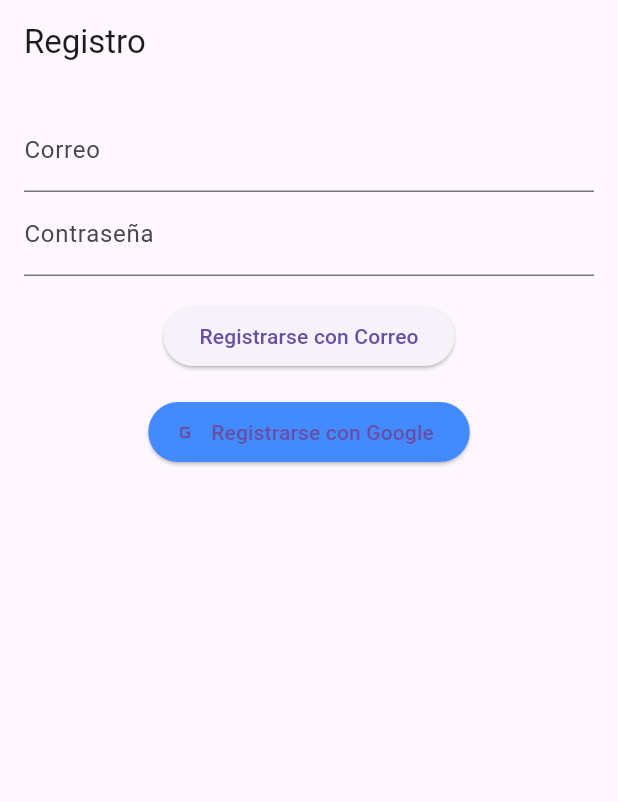
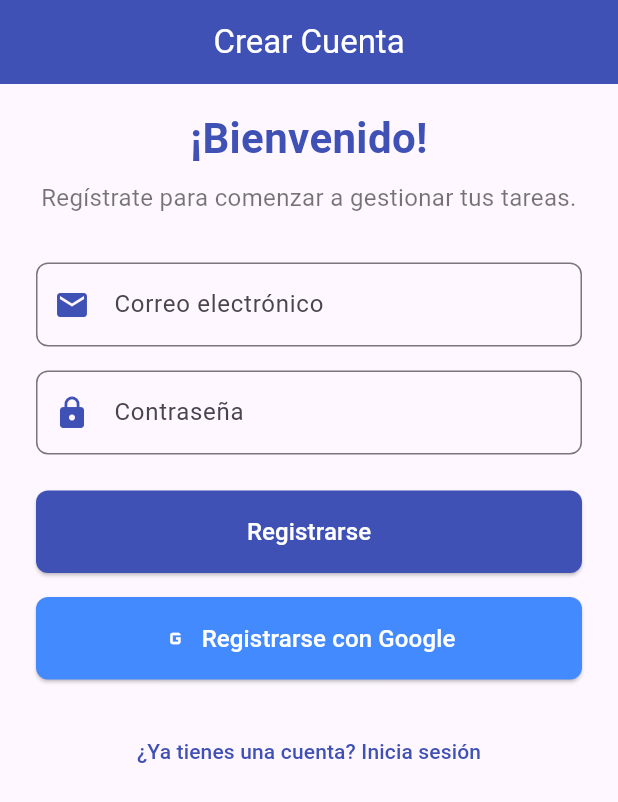
Before and after one commit to cristiandelcidd/TaskFlow, a Flutter app: the RegisterScreen screen opened by its route, on a phone screen of 412 x 824 dp. Shown: the top 802 px of the screen. Run offline on Flutter 3.47's test engine with Material 3 defaults, Android fonts, the phone set to English and light mode, and no system bars; our stand-ins replace firebase_auth, firebase_core, go_router, google_sign_in; accounts and stored records are empty.

Commit message:
feat: actualizacion de pantalla de registro

```diff
--- a/lib/screens/auth/register_screen.dart
+++ b/lib/screens/auth/register_screen.dart
@@ -15,55 +15,125 @@ class RegisterScreen extends StatelessWidget {
     TextEditingController passwordController = TextEditingController();
 
     return Scaffold(
-      appBar: AppBar(title: const Text("Registro")),
-      body: Padding(
-        padding: const EdgeInsets.all(16.0),
+      appBar: AppBar(
+        title:
+            const Text("Crear Cuenta", style: TextStyle(color: Colors.white)),
+        centerTitle: true,
+        backgroundColor: Colors.indigo,
+        elevation: 0,
+      ),
+      body: SingleChildScrollView(
+        padding: const EdgeInsets.symmetric(horizontal: 24.0, vertical: 16.0),
         child: Column(
+          crossAxisAlignment: CrossAxisAlignment.stretch,
           children: [
+            const Text(
+              "¡Bienvenido!",
+              style: TextStyle(
+                fontSize: 28,
+                fontWeight: FontWeight.bold,
+                color: Colors.indigo,
+              ),
+              textAlign: TextAlign.center,
+            ),
+            const SizedBox(height: 8),
+            const Text(
+              "Regístrate para comenzar a gestionar tus tareas.",
+              style: TextStyle(fontSize: 16, color: Colors.black54),
+              textAlign: TextAlign.center,
+            ),
+            const SizedBox(height: 32),
             TextField(
               controller: emailController,
-              decoration: const InputDecoration(labelText: "Correo"),
+              decoration: InputDecoration(
+                labelText: "Correo electrónico",
+                prefixIcon: const Icon(Icons.email, color: Colors.indigo),
+                border: OutlineInputBorder(
+                  borderRadius: BorderRadius.circular(8.0),
                 ),
+              ),
+              keyboardType: TextInputType.emailAddress,
+            ),
+            const SizedBox(height: 16),
             TextField(
               controller: passwordController,
-              decoration: const InputDecoration(labelText: "Contraseña"),
+              decoration: InputDecoration(
+                labelText: "Contraseña",
+                prefixIcon: const Icon(Icons.lock, color: Colors.indigo),
+                border: OutlineInputBorder(
+                  borderRadius: BorderRadius.circular(8.0),
+                ),
+              ),
               obscureText: true,
             ),
-            const SizedBox(height: 16),
+            const SizedBox(height: 24),
             ElevatedButton(
               onPressed: () async {
                 User? user = await _authService.registerWithEmail(
                     emailController.text, passwordController.text);
                 if (user != null) {
+                  if (context.mounted) {
                     ScaffoldMessenger.of(context).showSnackBar(const SnackBar(
                         content:
                             Text("Cuenta creada. Por favor, inicia sesión")));
                     context.pop();
+                  }
                 } else {
+                  if (context.mounted) {
                     ScaffoldMessenger.of(context).showSnackBar(
                         const SnackBar(content: Text("Error al registrarse")));
                   }
+                }
               },
-              child: const Text("Registrarse con Correo"),
+              style: ElevatedButton.styleFrom(
+                backgroundColor: Colors.indigo,
+                padding: const EdgeInsets.symmetric(vertical: 16.0),
+                shape: RoundedRectangleBorder(
+                  borderRadius: BorderRadius.circular(8.0),
+                ),
+              ),
+              child: const Text(
+                "Registrarse",
+                style: TextStyle(fontSize: 16, color: Colors.white),
+              ),
             ),
             const SizedBox(height: 16),
             ElevatedButton.icon(
               onPressed: () async {
                 User? user = await _authService.signInWithGoogle();
                 if (user != null) {
+                  if (context.mounted) {
                     ScaffoldMessenger.of(context).showSnackBar(const SnackBar(
                         content: Text("Registro exitoso con Google.")));
-                  context
-                      .go('/'); // Redirige al inicio si el registro es exitoso
+                    context.go('/');
+                  }
                 } else {
+                  if (context.mounted) {
                     ScaffoldMessenger.of(context).showSnackBar(const SnackBar(
                         content: Text("Error al registrarse con Google")));
                   }
+                }
               },
-              icon: const Icon(Icons.g_mobiledata),
-              label: const Text("Registrarse con Google"),
-              style:
-                  ElevatedButton.styleFrom(backgroundColor: Colors.blueAccent),
+              icon: const Icon(Icons.g_mobiledata, color: Colors.white),
+              style: ElevatedButton.styleFrom(
+                backgroundColor: Colors.blueAccent,
+                padding: const EdgeInsets.symmetric(vertical: 16.0),
+                shape: RoundedRectangleBorder(
+                  borderRadius: BorderRadius.circular(8.0),
+                ),
+              ),
+              label: const Text(
+                "Registrarse con Google",
+                style: TextStyle(fontSize: 16, color: Colors.white),
+              ),
+            ),
+            const SizedBox(height: 24),
+            TextButton(
+              onPressed: () => context.pop(),
+              child: const Text(
+                "¿Ya tienes una cuenta? Inicia sesión",
+                style: TextStyle(color: Colors.indigo, fontSize: 14),
+              ),
             ),
           ],
         ),
--- a/pubspec.yaml
+++ b/pubspec.yaml
@@ -13,6 +13,7 @@ dependencies:
   google_sign_in: ^6.2.2
   go_router: ^14.6.2
   firebase_core: ^3.8.0
+  cloud_firestore: ^5.5.1
 
 dev_dependencies:
   flutter_test:
```
Also changed, not shown: pubspec.lock. Lines whose indentation alone changed are shown as unchanged.
